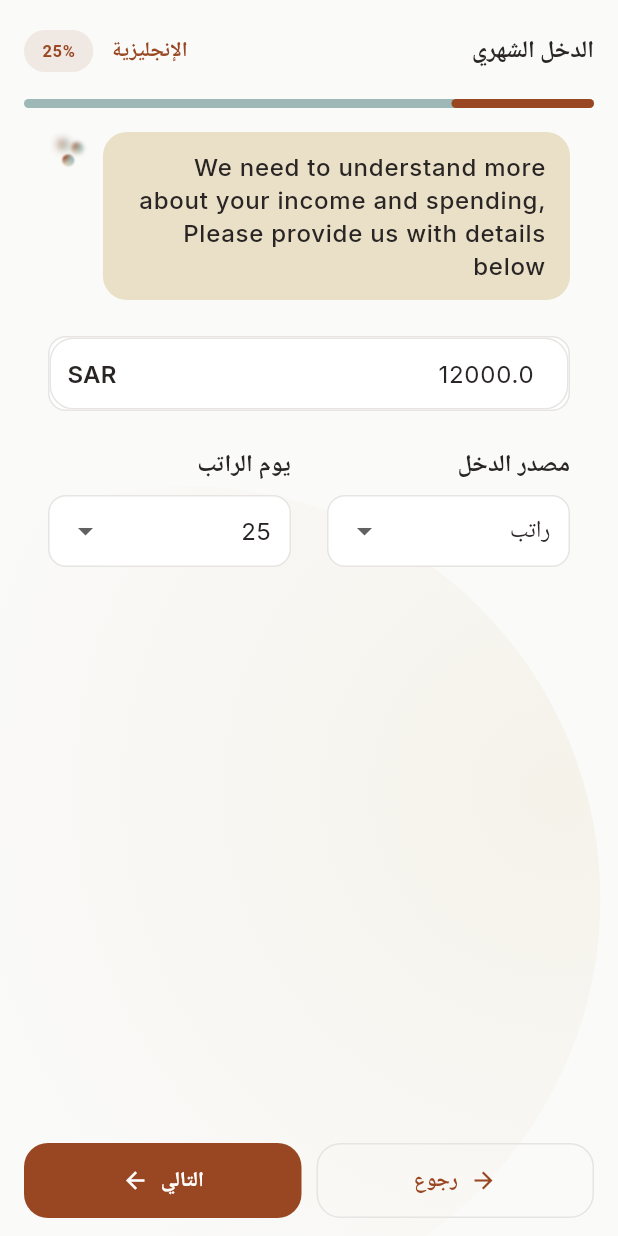
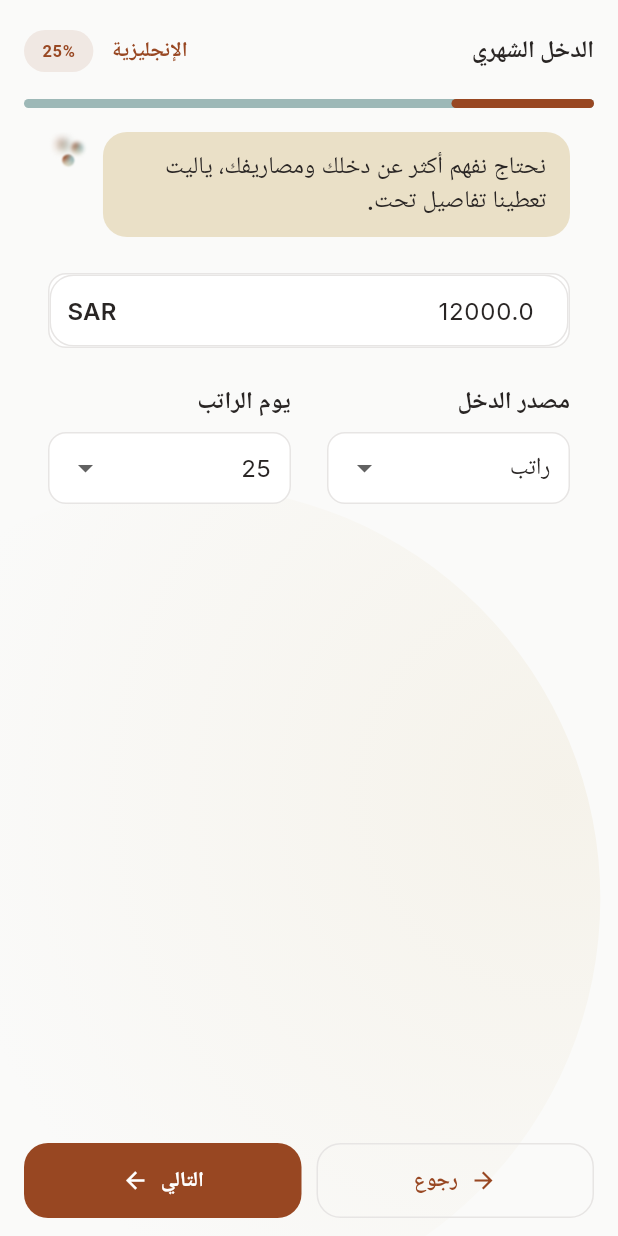
Before and after one commit to omer358/tadbeer, a Flutter app: the screen it shows after launch, after a tap on "الإنجليزية", after a tap on "Arabic", after a tap on "ابدأ", on a phone screen of 412 x 824 dp. Run offline on Flutter 3.47's test engine with Material 3 defaults, Android fonts, the phone set to English and light mode, and no system bars; our stand-ins replace dio, equatable, flutter_animate, flutter_bloc, flutter_dotenv, get_it and 3 more.

Commit message:
refactor: migrate onboarding flow UI strings to use translation keys.

```diff
--- a/lib/features/onboarding/onboarding_flow.dart
+++ b/lib/features/onboarding/onboarding_flow.dart
@@ -309,10 +309,7 @@ class _OnboardingFlowViewState extends State<OnboardingFlowView> {
               children:
                   [
                         _buildBubbleHeader(
-                          t(
-                            lang,
-                            'We need to understand more about your income and spending, Please provide us with details below',
-                          ),
+                          t(lang, 'onboarding.step1.bubble'),
                           lang,
                         ),
                         // Monthly Income
@@ -408,29 +405,25 @@ class _OnboardingFlowViewState extends State<OnboardingFlowView> {
                                           DropdownMenuItem(
                                             value: 'salary',
                                             child: Text(
-                                              lang == 'ar' ? 'راتب' : 'Salary',
+                                              t(lang, 'income.salary'),
                                             ),
                                           ),
                                           DropdownMenuItem(
                                             value: 'freelance',
                                             child: Text(
-                                              lang == 'ar'
-                                                  ? 'عمل حر'
-                                                  : 'Freelance',
+                                              t(lang, 'income.freelance'),
                                             ),
                                           ),
                                           DropdownMenuItem(
                                             value: 'business',
                                             child: Text(
-                                              lang == 'ar'
-                                                  ? 'تجارة'
-                                                  : 'Business',
+                                              t(lang, 'income.business'),
                                             ),
                                           ),
                                           DropdownMenuItem(
                                             value: 'mixed',
                                             child: Text(
-                                              lang == 'ar' ? 'متعدد' : 'Mixed',
+                                              t(lang, 'income.mixed'),
                                             ),
                                           ),
                                         ],
@@ -530,9 +523,7 @@ class _OnboardingFlowViewState extends State<OnboardingFlowView> {
             children:
                 [
                       _buildBubbleHeader(
-                        lang == 'ar'
-                            ? 'ممتاز، الآن لنكتب المصاريف الثابتة الشهرية مثل الإيجار والفواتير.'
-                            : 'Interesting, now let’s write down your monthly fixed expenses for example rent, internet bill etc if you have any.',
+                        t(lang, 'onboarding.step2.bubble'),
                         lang,
                       ),
                       Expanded(
@@ -624,9 +615,7 @@ class _OnboardingFlowViewState extends State<OnboardingFlowView> {
             children:
                 [
                       _buildBubbleHeader(
-                        lang == 'ar'
-                            ? 'الآن لنقدر مصاريفك المتغيرة. كم تصرف عادة على هذه الفئات؟'
-                            : 'Now, let\'s estimate your variable spending. How much do you usually spend on these categories?',
+                        t(lang, 'onboarding.step3.bubble'),
                         lang,
                       ),
                       Expanded(
@@ -688,44 +677,39 @@ class _OnboardingFlowViewState extends State<OnboardingFlowView> {
             child: Column(
               crossAxisAlignment: CrossAxisAlignment.stretch,
               children: [
-                _buildBubbleHeader(
-                  lang == 'ar'
-                      ? 'رائع! أخبرنا الآن عن هدف مالي تود تحقيقه.'
-                      : 'Great! Now tell us about a financial goal you want to achieve.',
-                  lang,
-                ),
+                _buildBubbleHeader(t(lang, 'onboarding.step4.bubble'), lang),
                 Row(
                   children: [
                     Expanded(
                       child: DropdownButtonFormField<String>(
                         value: state.goalType,
                         decoration: InputDecoration(
-                          labelText: lang == 'ar' ? 'النوع' : 'Type',
+                          labelText: t(lang, 'goal.type'),
                         ),
                         items: [
                           DropdownMenuItem(
                             value: 'car',
-                            child: Text(lang == 'ar' ? 'سيارة' : 'Car'),
+                            child: Text(t(lang, 'goal.car')),
                           ),
                           DropdownMenuItem(
                             value: 'travel',
-                            child: Text(lang == 'ar' ? 'سفر' : 'Travel'),
+                            child: Text(t(lang, 'goal.travel')),
                           ),
                           DropdownMenuItem(
                             value: 'wedding',
-                            child: Text(lang == 'ar' ? 'زواج' : 'Wedding'),
+                            child: Text(t(lang, 'goal.wedding')),
                           ),
                           DropdownMenuItem(
                             value: 'emergency',
-                            child: Text(lang == 'ar' ? 'طوارئ' : 'Emergency'),
+                            child: Text(t(lang, 'goal.emergency')),
                           ),
                         ],
                         onChanged: (v) {
                           if (v != null) {
                             final map = {
                               'car': lang == 'ar' ? 'سيارة' : 'Dream Car',
-                              'travel': lang == 'ar' ? 'سفر' : 'Travel',
-                              'wedding': lang == 'ar' ? 'زواج' : 'Wedding',
+                              'travel': t(lang, 'goal.travel'),
+                              'wedding': t(lang, 'goal.wedding'),
                               'emergency': lang == 'ar'
                                   ? 'طوارئ'
                                   : 'Emergency Fund',
@@ -747,24 +731,26 @@ class _OnboardingFlowViewState extends State<OnboardingFlowView> {
                       child: DropdownButtonFormField<int>(
                         value: state.goalDeadline,
                         decoration: InputDecoration(
-                          labelText: lang == 'ar' ? 'المدة' : 'Deadline',
+                          labelText: t(lang, 'goal.deadline'),
                         ),
                         items: [
                           DropdownMenuItem(
                             value: 6,
-                            child: Text(lang == 'ar' ? '6 أشهر' : '6 months'),
+                            child: Text('6 ${t(lang, 'goal.months')}'),
                           ),
                           DropdownMenuItem(
                             value: 12,
-                            child: Text(lang == 'ar' ? 'سنة' : '1 year'),
+                            child: Text('1 ${t(lang, 'goal.year')}'),
                           ),
                           DropdownMenuItem(
                             value: 18,
-                            child: Text(lang == 'ar' ? '18 شهر' : '18 months'),
+                            child: Text(
+                              '18 ${t(lang, 'goal.months')}', // Actually singluar/plural in Arabic is complex, but for MVP it's okay or just use 'month'
+                            ),
                           ),
                           DropdownMenuItem(
                             value: 24,
-                            child: Text(lang == 'ar' ? 'سنتين' : '2 years'),
+                            child: Text('2 ${t(lang, 'goal.years')}'),
                           ),
                         ],
                         onChanged: (v) => bloc.add(
```
Also changed, not shown: lib/core/data.dart (+41 -0 lines).
